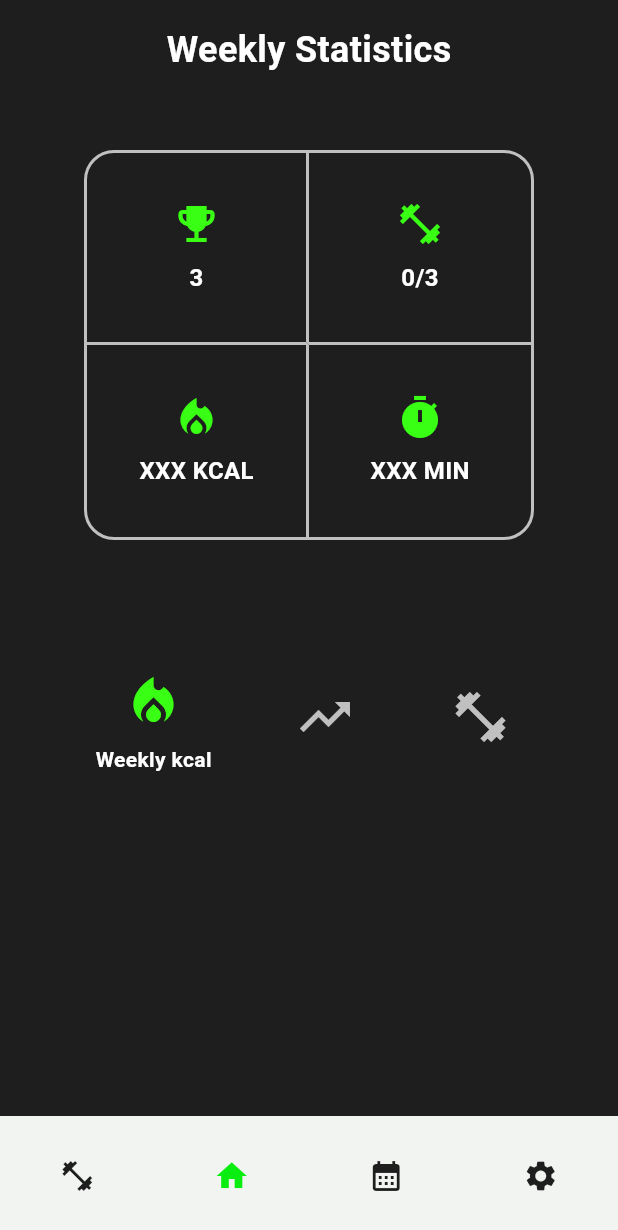
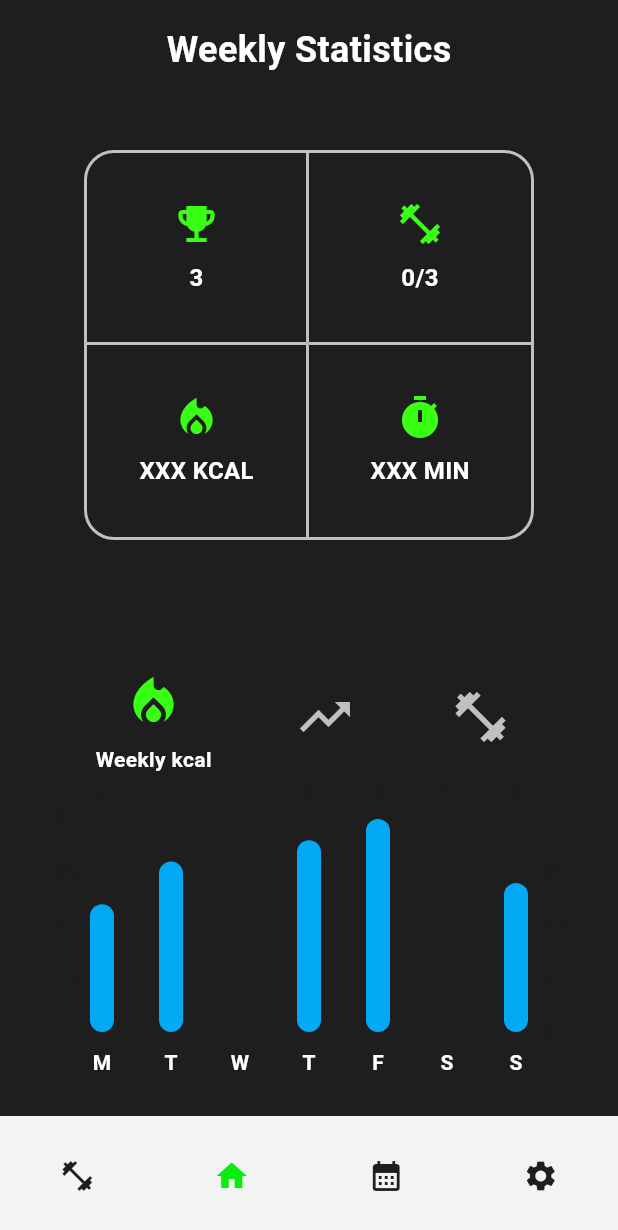
Before and after one commit to TakeOff30/fit_rep, a Flutter app: the screen it shows after launch, item 2 of the bottom bar chosen, on a phone screen of 412 x 824 dp. Shown: the top 1230 px of the screen. Run offline on Flutter 3.47's test engine with Material 3 defaults, Android fonts, the phone set to English and light mode, and no system bars; drawn by our look-alikes of fl_chart.

Commit message:
Added bar chart for weekly kcal in stats page

```diff
--- a/lib/screens/home_screen.dart
+++ b/lib/screens/home_screen.dart
@@ -1,4 +1,5 @@
 import 'package:flutter/material.dart';
+import 'package:fl_chart/fl_chart.dart';
 
 class HomeScreen extends StatefulWidget {
   @override
@@ -6,7 +7,7 @@ class HomeScreen extends StatefulWidget {
 }
 
 class _HomeScreenState extends State<HomeScreen> {
-  int _selectedIcon = 3; // 3: weekly kcal selezionato di default
+  int _selectedIcon = 3; // Default selection for "Weekly kcal"
 
   @override
   Widget build(BuildContext context) {
@@ -28,7 +29,7 @@ class _HomeScreenState extends State<HomeScreen> {
                 ),
               ),
             ),
-            const SizedBox(height: 50), // Spazio tra il titolo e il riquadro informativo
+            const SizedBox(height: 50),
             Center(
               child: Container(
                 width: 300,
@@ -43,16 +44,20 @@ class _HomeScreenState extends State<HomeScreen> {
                     Expanded(
                       child: Row(
                         children: <Widget>[
-                          _buildIconSection(Icons.emoji_events, '3', true, true),
-                          _buildIconSection(Icons.fitness_center, '0/3', false, true),
+                          _buildIconSection(
+                              Icons.emoji_events, '3', true, true),
+                          _buildIconSection(
+                              Icons.fitness_center, '0/3', false, true),
                         ],
                       ),
                     ),
                     Expanded(
                       child: Row(
                         children: <Widget>[
-                          _buildIconSection(Icons.local_fire_department, 'XXX KCAL', true, false),
-                          _buildIconSection(Icons.timer, 'XXX MIN', false, false),
+                          _buildIconSection(Icons.local_fire_department,
+                              'XXX KCAL', true, false),
+                          _buildIconSection(
+                              Icons.timer, 'XXX MIN', false, false),
                         ],
                       ),
                     ),
@@ -60,15 +65,95 @@ class _HomeScreenState extends State<HomeScreen> {
                 ),
               ),
             ),
-            const SizedBox(height: 80), // Spazio tra il riquadro informativo e le icone interattive
-            _buildIconRow(), // Costruisce la fila delle icone interattive
+            const SizedBox(height: 80),
+            _buildIconRow(),
+            if (_selectedIcon ==
+              3) // Display bar chart if "Weekly kcal" is selected
+              Expanded(
+              child: Padding(
+                padding: const EdgeInsets.symmetric(horizontal: 0),
+                child: BarChart(
+                BarChartData(
+                  barGroups: [
+                  BarChartGroupData(x: 0, barRods: [
+                    BarChartRodData(
+                      toY: 12, color: Colors.lightBlue, width: 16)
+                  ]),
+                  BarChartGroupData(x: 1, barRods: [
+                    BarChartRodData(
+                      toY: 16, color: Colors.lightBlue, width: 16)
+                  ]),
+                  BarChartGroupData(x: 2, barRods: [
+                    BarChartRodData(
+                      toY: 0, color: Colors.lightBlue, width: 16)
+                  ]),
+                  BarChartGroupData(x: 3, barRods: [
+                    BarChartRodData(
+                      toY: 18, color: Colors.lightBlue, width: 16)
+                  ]),
+                  BarChartGroupData(x: 4, barRods: [
+                    BarChartRodData(
+                      toY: 20, color: Colors.lightBlue, width: 16)
+                  ]),
+                  BarChartGroupData(x: 5, barRods: [
+                    BarChartRodData(
+                      toY: 0, color: Colors.lightBlue, width: 16)
+                  ]),
+                  BarChartGroupData(x: 6, barRods: [
+                    BarChartRodData(
+                      toY: 14, color: Colors.lightBlue, width: 16)
+                  ]),
+                  ],
+                  gridData: FlGridData(show: false),
+                  borderData: FlBorderData(show: false),
+                  titlesData: FlTitlesData(
+                  show: true,
+                  bottomTitles: AxisTitles(
+                    sideTitles: SideTitles(
+                    showTitles: true,
+                    reservedSize: 40,
+                    getTitlesWidget: (value, meta) {
+                      final titles = ['M', 'T', 'W', 'T', 'F', 'S', 'S'];
+                      return Padding(
+                      padding: const EdgeInsets.only(top: 10),
+                      child: Text(titles[value.toInt() % titles.length],
+                        style: TextStyle(
+                          color: Colors.white,
+                          fontWeight: FontWeight.bold,
+                          fontSize: 14)),
+                      );
+                    },
+                    interval: 1,
+                    ),
+                  ),
+                  ),
+                  groupsSpace:
+                    30, // Aumentato lo spazio tra i gruppi di barre
+                  alignment: BarChartAlignment
+                    .center, // Modificato per utilizzare l'allineamento che permette l'uso di groupsSpace
+                  barTouchData: BarTouchData(
+                  enabled: true,
+                  touchTooltipData: BarTouchTooltipData(
+                    getTooltipItem: (group, groupIndex, rod, rodIndex) {
+                    return BarTooltipItem(
+                      rod.toY.toString() + ' kcal',
+                      TextStyle(color: Colors.white),
+                    );
+                    },
+                    getTooltipColor: (_) => Colors.blueGrey,
+                    tooltipBorder: BorderSide(color: Colors.white),
+                  ),
+                  ),
+                ),
+                ),
+              ),
+              ),
           ],
         ),
       ),
     );
   }
 
-  // Fila delle icone interattive per grafici
   Widget _buildIconRow() {
     return Row(
       mainAxisAlignment: MainAxisAlignment.spaceEvenly,
@@ -80,7 +165,6 @@ class _HomeScreenState extends State<HomeScreen> {
     );
   }
 
-  // Icone grafici interattive
   Widget _iconButton(int id, IconData icon, String label) {
     bool isSelected = _selectedIcon == id;
     return Column(
@@ -108,14 +192,18 @@ class _HomeScreenState extends State<HomeScreen> {
     );
   }
 
-  // Icone e testo del riquadro informativo
-  Widget _buildIconSection(IconData icon, String label, bool borderRight, bool borderBottom) {
+  Widget _buildIconSection(
+      IconData icon, String label, bool borderRight, bool borderBottom) {
     return Expanded(
       child: Container(
         decoration: BoxDecoration(
           border: Border(
-            right: borderRight ? const BorderSide(width: 2, color: Color(0xFFC0C0C0)) : BorderSide.none,
-            bottom: borderBottom ? const BorderSide(width: 2, color: Color(0xFFC0C0C0)) : BorderSide.none,
+            right: borderRight
+                ? const BorderSide(width: 2, color: Color(0xFFC0C0C0))
+                : BorderSide.none,
+            bottom: borderBottom
+                ? const BorderSide(width: 2, color: Color(0xFFC0C0C0))
+                : BorderSide.none,
           ),
         ),
         child: Center(
@@ -124,7 +212,12 @@ class _HomeScreenState extends State<HomeScreen> {
             children: <Widget>[
               Icon(icon, size: 32, color: const Color(0xFF39FF14)),
               const SizedBox(height: 8),
-              Text(label, style: const TextStyle(fontSize: 16, fontWeight: FontWeight.bold, color: Colors.white, fontFamily: 'Roboto')),
+              Text(label,
+                  style: const TextStyle(
+                      fontSize: 16,
+                      fontWeight: FontWeight.bold,
+                      color: Colors.white,
+                      fontFamily: 'Roboto')),
             ],
           ),
         ),
--- a/pubspec.yaml
+++ b/pubspec.yaml
@@ -34,6 +34,8 @@ dependencies:
   uuid: ^3.0.4
   provider: ^6.0.5
   google_fonts: 6.1.0
+  fl_chart: ^0.67.0
+
 
   # The following adds the Cupertino Icons font to your application.
   # Use with the CupertinoIcons class for iOS style icons.
```
